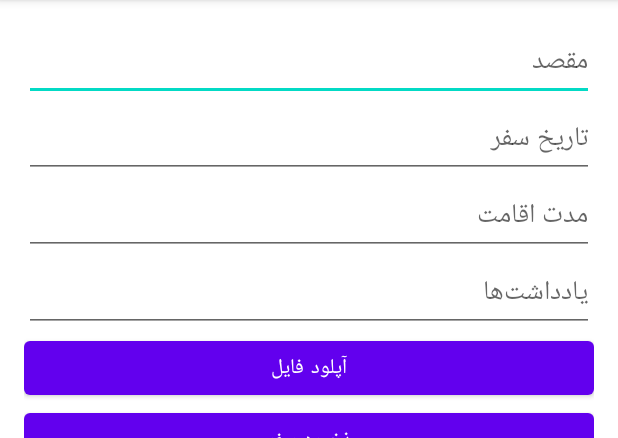
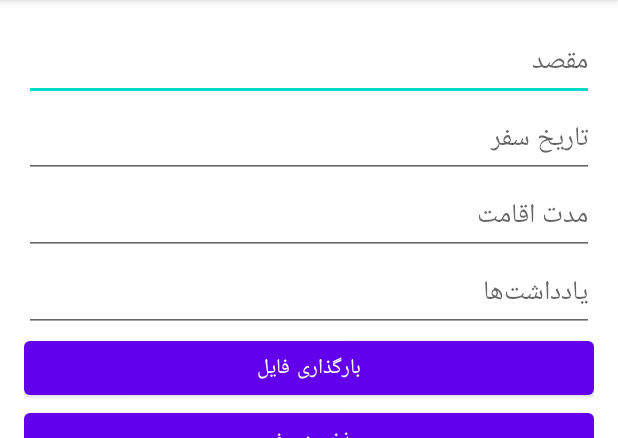
Before and after one commit to fatemehRahnama00/travelapp, an Android app: the AddTripActivity screen opened directly, with no data from a screen before it, on a phone screen of 412 x 824 dp, the part 84-522 px from its top. Run offline under Robolectric (Android 15) with nearby library versions, the phone set to English and light mode, and no system bars; our stand-ins replace Firebase (no records; nobody signed in at launch, a user with empty details on screens opened directly).

Commit message:
Refactor the code

```diff
--- a/src/main/res/layout/activity_add_trip.xml
+++ b/src/main/res/layout/activity_add_trip.xml
@@ -34,7 +34,7 @@
         android:id="@+id/btn_upload_file"
         android:layout_width="match_parent"
         android:layout_height="wrap_content"
-        android:text="آپلود فایل" />
+        android:text="بارگذاری فایل" />
 
     <Button
         android:id="@+id/btn_save_trip"
--- a/src/main/res/layout/fragment_profile.xml
+++ b/src/main/res/layout/fragment_profile.xml
@@ -7,5 +7,5 @@
     <TextView
         android:layout_width="wrap_content"
         android:layout_height="wrap_content"
-        android:text="صفحه پروفایل" />
+        android:text="صفحه ناحیه کاربری" />
 </LinearLayout>
--- a/src/main/res/menu/bottom_nav_menu.xml
+++ b/src/main/res/menu/bottom_nav_menu.xml
@@ -11,5 +11,5 @@
     <item
         android:id="@+id/nav_profile"
         android:icon="@drawable/ic_profile"
-        android:title="پروفایل" />
+        android:title="ناحیه کاربری" />
 </menu>
--- a/src/main/res/navigation/nav_graph.xml
+++ b/src/main/res/navigation/nav_graph.xml
@@ -15,5 +15,5 @@
     <fragment
         android:id="@+id/nav_profile"
         android:name="com.example.travelapp.fragments.ProfileFragment"
-        android:label="پروفایل" />
+        android:label="ناحیه کاربری" />
 </navigation>
```
Also changed, not shown: build.gradle (+7 -4 lines), 2 other files.
